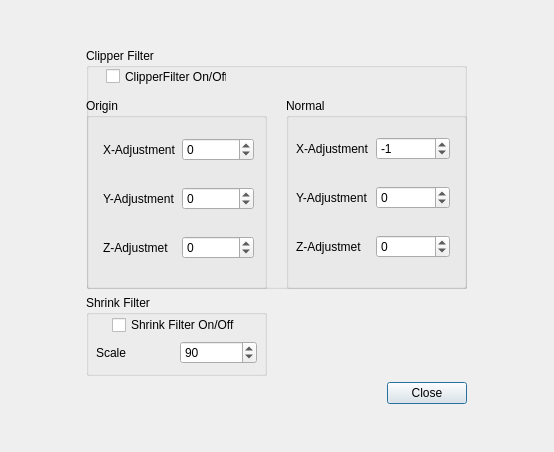
Before: the Qt Designer form model_viewer/source/filters.ui in warrior1601/2019_GROUP_33, drawn with Qt 5.
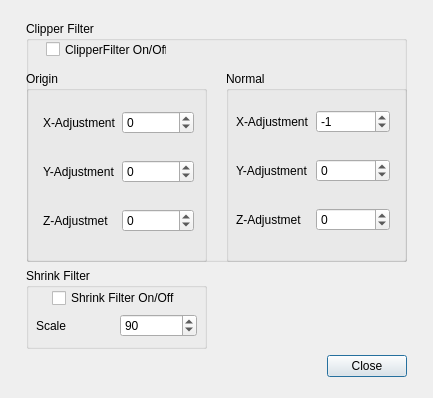
After: the same form once the commit is applied.

Diff of the .ui file:
```diff
--- a/model_viewer/source/filters.ui
+++ b/model_viewer/source/filters.ui
@@ -6,8 +6,8 @@
    <rect>
     <x>0</x>
     <y>0</y>
-    <width>554</width>
-    <height>452</height>
+    <width>433</width>
+    <height>398</height>
    </rect>
   </property>
   <property name="sizePolicy">
```
